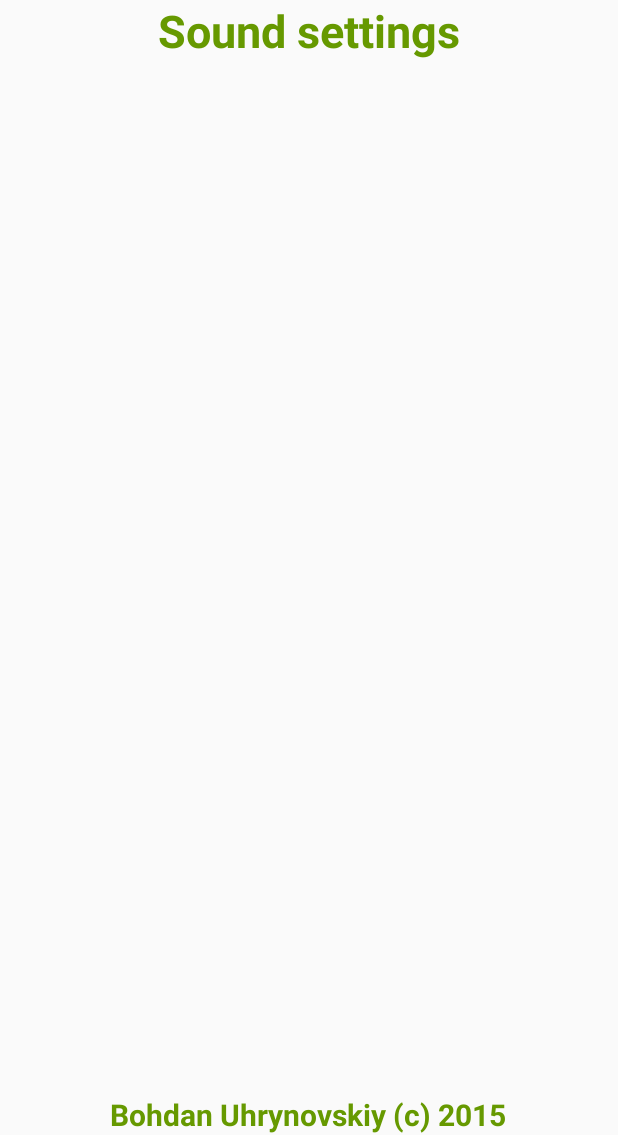
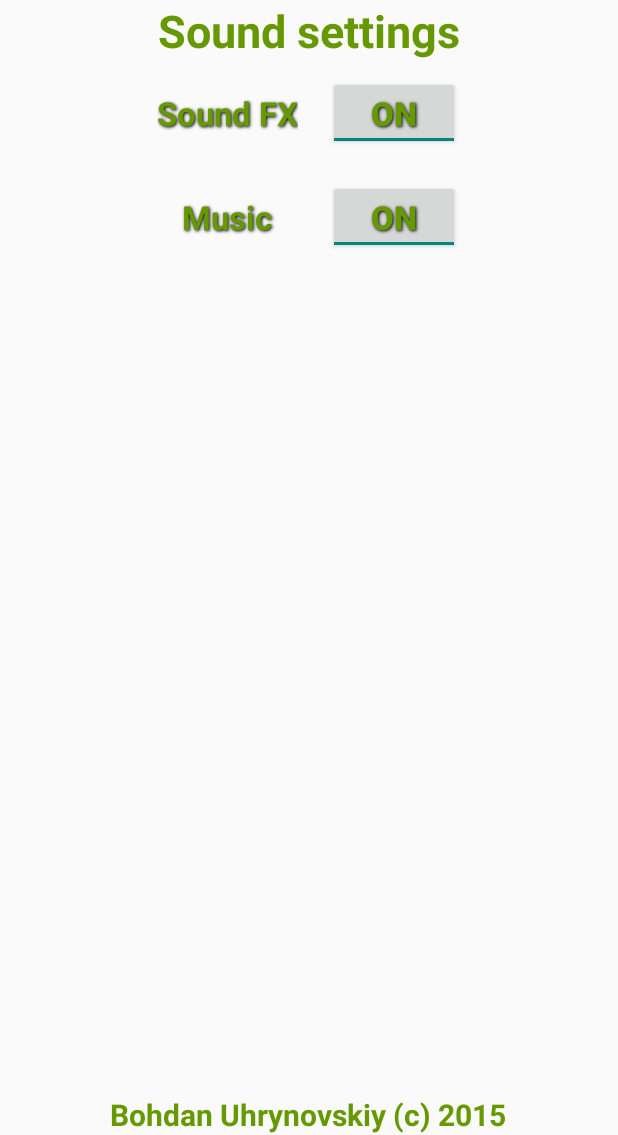
Before and after one commit to bohdanuhryn/nulp_pract, an Android app: the SoundActivity screen opened directly, with no data from a screen before it, on a phone screen of 412 x 824 dp, the part 101-1236 px from its top. Run offline under Robolectric (Android 15) with nearby library versions, the phone set to English and light mode, and no system bars.

Commit message:
sound settings/background music added

```diff
--- /dev/null
+++ b/SnakeAndroidStudio/Snake/app/src/main/java/com/nulp/bohdanuhryn/snake/Settings.java
@@ -0,0 +1,57 @@
+package com.nulp.bohdanuhryn.snake;
+
+import android.content.Context;
+import android.content.SharedPreferences;
+
+/**
+ * Created by BohdanUhryn on 19.06.2015.
+ */
+public class Settings {
+
+    private static boolean isSoundFxOn;
+
+    private static boolean isMusicOn;
+
+    private static Context context;
+
+    public static void Init(Context _context) {
+        context = _context;
+        ReadSettings();
+    }
+
+    public static boolean IsSoundFxOn() {
+        return isSoundFxOn;
+    }
+
+    public static void SetSoundFxOn(boolean set) {
+        isSoundFxOn = set;
+    }
+
+    public static boolean IsMusicOn() {
+        return isMusicOn;
+    }
+
+    public static void SetMusicOn(boolean set) {
+        isMusicOn = set;
+    }
+
+    public static void ReadSettings() {
+        SharedPreferences settingsFile = context.getSharedPreferences(
+                context.getString(R.string.settings_file), Context.MODE_PRIVATE);
+        if(settingsFile == null) return;
+        isSoundFxOn = settingsFile.getBoolean(context.getString(R.string.sound_fx_item), true);
+        isMusicOn = settingsFile.getBoolean(context.getString(R.string.music_item), true);
+    }
+
+    public static void WriteSettings() {
+        SharedPreferences settingsFile = context.getSharedPreferences(
+                context.getString(R.string.settings_file), Context.MODE_PRIVATE);
+        if(settingsFile == null) return;
+        SharedPreferences.Editor editor = settingsFile.edit();
+        editor.clear();
+        editor.putBoolean(context.getString(R.string.sound_fx_item), isSoundFxOn);
+        editor.putBoolean(context.getString(R.string.music_item), isMusicOn);
+        editor.commit();
+    }
+
+}
--- a/SnakeAndroidStudio/Snake/app/src/main/java/com/nulp/bohdanuhryn/snake/gui/LevelActivity.java
+++ b/SnakeAndroidStudio/Snake/app/src/main/java/com/nulp/bohdanuhryn/snake/gui/LevelActivity.java
@@ -17,6 +17,7 @@ import android.widget.RelativeLayout;
 import com.nulp.bohdanuhryn.snake.GameEngine;
 import com.nulp.bohdanuhryn.snake.GameView;
 import com.nulp.bohdanuhryn.snake.R;
+import com.nulp.bohdanuhryn.snake.ResourceManager;
 import com.nulp.bohdanuhryn.snake.ScoresManager;
 
 
@@ -37,6 +38,7 @@ public class LevelActivity extends Activity {
         setContentView(R.layout.activity_level);
 
         gameEngine = new GameEngine();
+        gameEngine.InitActivity(this);
         gameView = new GameView(this, gameEngine);
 
         LinearLayout l = (LinearLayout)findViewById(R.id.level_linear_layout);
@@ -49,12 +51,14 @@ public class LevelActivity extends Activity {
     protected void onResume() {
         super.onResume();
         gameView.Resume();
+        ResourceManager.ResumeBackgroundMusic();
     }
 
     @Override
     protected void onPause() {
         super.onPause();
         gameView.Suspend();
+        ResourceManager.PauseBackgroundMusic();
     }
 
     @Override
@@ -71,6 +75,7 @@ public class LevelActivity extends Activity {
         gameView.Suspend();
         Intent intent = new Intent(v.getContext(), MainMenuActivity.class);
         intent.putExtra(getResources().getString(R.string.set_pause_menu), true);
+        ResourceManager.PlaySoundFX(ResourceManager.ResourceEnum.BUTTON_CLICK_SOUND);
         startActivity(intent);
     }
 }
--- a/SnakeAndroidStudio/Snake/app/src/main/java/com/nulp/bohdanuhryn/snake/gui/SoundActivity.java
+++ b/SnakeAndroidStudio/Snake/app/src/main/java/com/nulp/bohdanuhryn/snake/gui/SoundActivity.java
@@ -9,16 +9,22 @@ import android.app.Activity;
 import android.view.Window;
 import android.view.WindowManager;
 import android.widget.Button;
+import android.widget.CompoundButton;
 import android.widget.LinearLayout;
 import android.widget.TextView;
+import android.widget.ToggleButton;
 
 import com.nulp.bohdanuhryn.snake.R;
+import com.nulp.bohdanuhryn.snake.ResourceManager;
+import com.nulp.bohdanuhryn.snake.Settings;
 
 public class SoundActivity extends Activity {
 
     @Override
     protected void onCreate(Bundle savedInstanceState) {
         super.onCreate(savedInstanceState);
+
+        Settings.ReadSettings();
 
         requestWindowFeature(Window.FEATURE_NO_TITLE);
         getWindow().setFlags(WindowManager.LayoutParams.FLAG_FULLSCREEN,
@@ -28,7 +34,51 @@ public class SoundActivity extends Activity {
 
         TextView header = (TextView)findViewById(R.id.menu_header);
         header.setText(R.string.sound_header);
+        // content fill
+        LinearLayout content = (LinearLayout)findViewById(R.id.menu_content);
+        TextView text;
+        LinearLayout buttonLayout;
+        // Sound fx button
+        buttonLayout = (LinearLayout) getLayoutInflater().inflate(R.layout.toggle_button, null);
+        final ToggleButton soundFxButton = (ToggleButton) buttonLayout.findViewById(R.id.toggle_button);
+        soundFxButton.setChecked(Settings.IsSoundFxOn());
+        soundFxButton.setOnCheckedChangeListener(new CompoundButton.OnCheckedChangeListener() {
+            @Override
+            public void onCheckedChanged(CompoundButton buttonView, boolean isChecked) {
+                Settings.SetSoundFxOn(isChecked);
+                Settings.WriteSettings();
+                ResourceManager.PlaySoundFX(ResourceManager.ResourceEnum.BUTTON_CLICK_SOUND);
+            }
+        });
+        text = (TextView) buttonLayout.findViewById(R.id.toggle_button_text);
+        text.setText(R.string.sound_fx_button);
+        content.addView(buttonLayout);
+        // Music button
+        buttonLayout = (LinearLayout) getLayoutInflater().inflate(R.layout.toggle_button, null);
+        final ToggleButton musicButton = (ToggleButton) buttonLayout.findViewById(R.id.toggle_button);
+        musicButton.setChecked(Settings.IsMusicOn());
+        musicButton.setOnCheckedChangeListener(new CompoundButton.OnCheckedChangeListener() {
+            @Override
+            public void onCheckedChanged(CompoundButton buttonView, boolean isChecked) {
+                Settings.SetMusicOn(isChecked);
+                Settings.WriteSettings();
+                ResourceManager.PlaySoundFX(ResourceManager.ResourceEnum.BUTTON_CLICK_SOUND);
+            }
+        });
+        text = (TextView) buttonLayout.findViewById(R.id.toggle_button_text);
+        text.setText(R.string.music_button);
+        content.addView(buttonLayout);
+    }
 
-        LinearLayout content = (LinearLayout)findViewById(R.id.menu_content);
+    @Override
+    protected void onResume() {
+        super.onResume();
+        ResourceManager.ResumeBackgroundMusic();
+    }
+
+    @Override
+    protected void onPause() {
+        super.onPause();
+        ResourceManager.PauseBackgroundMusic();
     }
 }
--- a/SnakeAndroidStudio/Snake/app/src/main/res/layout/activity_level.xml
+++ b/SnakeAndroidStudio/Snake/app/src/main/res/layout/activity_level.xml
@@ -6,7 +6,7 @@
 
     <RelativeLayout
         android:layout_width="match_parent"
-        android:layout_height="wrap_content"
+        android:layout_height="54dp"
         android:background="@color/darkblue">
         <TextView
             android:id="@+id/score_label_text_view"
--- a/SnakeAndroidStudio/Snake/app/src/main/res/layout/activity_menu.xml
+++ b/SnakeAndroidStudio/Snake/app/src/main/res/layout/activity_menu.xml
@@ -21,9 +21,12 @@
         android:orientation="vertical"
         android:layout_centerHorizontal="true"
         android:layout_below="@+id/menu_header"
+        android:layout_above="@+id/menu_copyright"
         android:id="@+id/menu_content"/>
 
-    <TextView android:layout_width="wrap_content" android:layout_height="wrap_content"
+    <TextView
+        android:id="@+id/menu_copyright"
+        android:layout_width="wrap_content" android:layout_height="wrap_content"
         android:keepScreenOn="true" android:textStyle="bold" android:textColor="@color/darkgreen"
         android:textSize="20sp" android:gravity="center"
         android:layout_alignParentBottom="true" android:layout_centerInParent="true"
--- /dev/null
+++ b/SnakeAndroidStudio/Snake/app/src/main/res/layout/toggle_button.xml
@@ -0,0 +1,17 @@
+<?xml version="1.0" encoding="utf-8"?>
+<LinearLayout xmlns:android="http://schemas.android.com/apk/res/android"
+    android:orientation="horizontal" android:layout_width="match_parent"
+    android:layout_height="match_parent">
+    <TextView
+        android:id="@+id/toggle_button_text"
+        android:layout_height="wrap_content"
+        android:layout_width="wrap_content"
+        android:text="Toggle button"
+        android:layout_weight="1"
+        style="@style/ToggleButtonText"></TextView>
+    <ToggleButton
+        android:id="@+id/toggle_button"
+        android:layout_width="wrap_content"
+        android:layout_height="wrap_content"
+        style="@style/ToggleButtonText"/>
+</LinearLayout>
--- a/SnakeAndroidStudio/Snake/app/src/main/res/values/strings.xml
+++ b/SnakeAndroidStudio/Snake/app/src/main/res/values/strings.xml
@@ -16,10 +16,11 @@
 
     <!-- Scores activity -->
     <string name="scores_header">Scores</string>
-    <string name="scores_file">SCORES_FILE</string>
 
     <!-- Sound activity -->
     <string name="sound_header">Sound settings</string>
+    <string name="sound_fx_button">Sound FX</string>
+    <string name="music_button">Music</string>
 
     <!-- About activity -->
     <string name="about_header">About</string>
@@ -40,4 +41,12 @@
     <string name="set_pause_menu">SET_PAUSE_MENU</string>
     <string name="set_game_end_menu">SET_GAME_END_MENU</string>
 
+    <!-- Setting constants -->
+    <string name="sound_fx_item">SOUND_FX_ITEM</string>
+    <string name="music_item">MUSIC_ITEM</string>
+
+    <!-- File names -->
+    <string name="scores_file">SCORES_FILE</string>
+    <string name="settings_file">SETTINGS_FILE</string>
+
 </resources>
--- a/SnakeAndroidStudio/Snake/app/src/main/res/values/styles.xml
+++ b/SnakeAndroidStudio/Snake/app/src/main/res/values/styles.xml
@@ -22,4 +22,19 @@
         <item name="android:shadowRadius" >2</item>
     </style>
 
+    <style name="ToggleButtonText">
+        <item name="android:layout_width">200dp</item>
+        <item name="android:layout_height">wrap_content</item>
+        <item name="android:layout_centerHorizontal">true</item>
+        <item name="android:textColor">@color/darkgreen</item>
+        <item name="android:gravity">center</item>
+        <item name="android:layout_margin">10dp</item>
+        <item name="android:textSize" >22dp</item>
+        <item name="android:textStyle" >bold</item>
+        <item name="android:shadowColor" >#000000</item>
+        <item name="android:shadowDx" >1</item>
+        <item name="android:shadowDy" >1</item>
+        <item name="android:shadowRadius" >2</item>
+    </style>
+
 </resources>
```
Also changed, not shown: SnakeAndroidStudio/Snake/app/src/main/java/com/nulp/bohdanuhryn/snake/GameEngine.java (+13 -0 lines), SnakeAndroidStudio/Snake/app/src/main/java/com/nulp/bohdanuhryn/snake/ResourceManager.java (added, +69 -0 lines), SnakeAndroidStudio/Snake/app/src/main/java/com/nulp/bohdanuhryn/snake/gui/AboutActivity.java (+13 -0 lines), SnakeAndroidStudio/Snake/app/src/main/java/com/nulp/bohdanuhryn/snake/gui/MainMenuActivity.java (+28 -8 lines), SnakeAndroidStudio/Snake/app/src/main/java/com/nulp/bohdanuhryn/snake/gui/SaveScoreActivity.java (+14 -0 lines), SnakeAndroidStudio/Snake/app/src/main/java/com/nulp/bohdanuhryn/snake/gui/ScoresActivity.java (+22 -3 lines), 3 other files.
